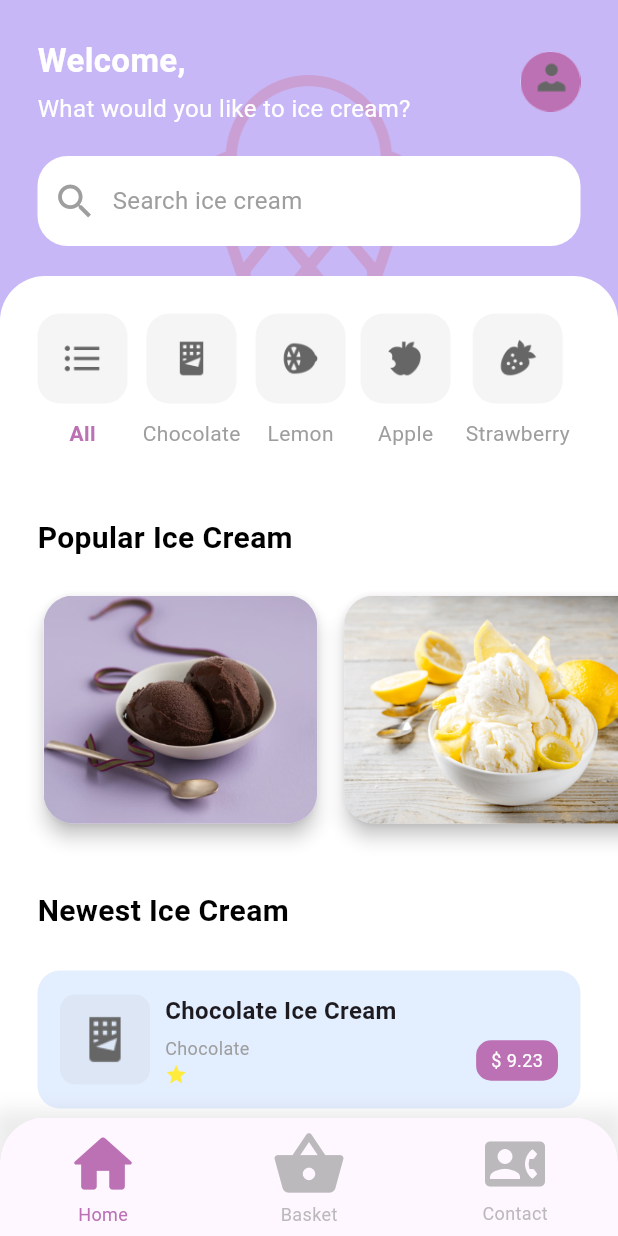
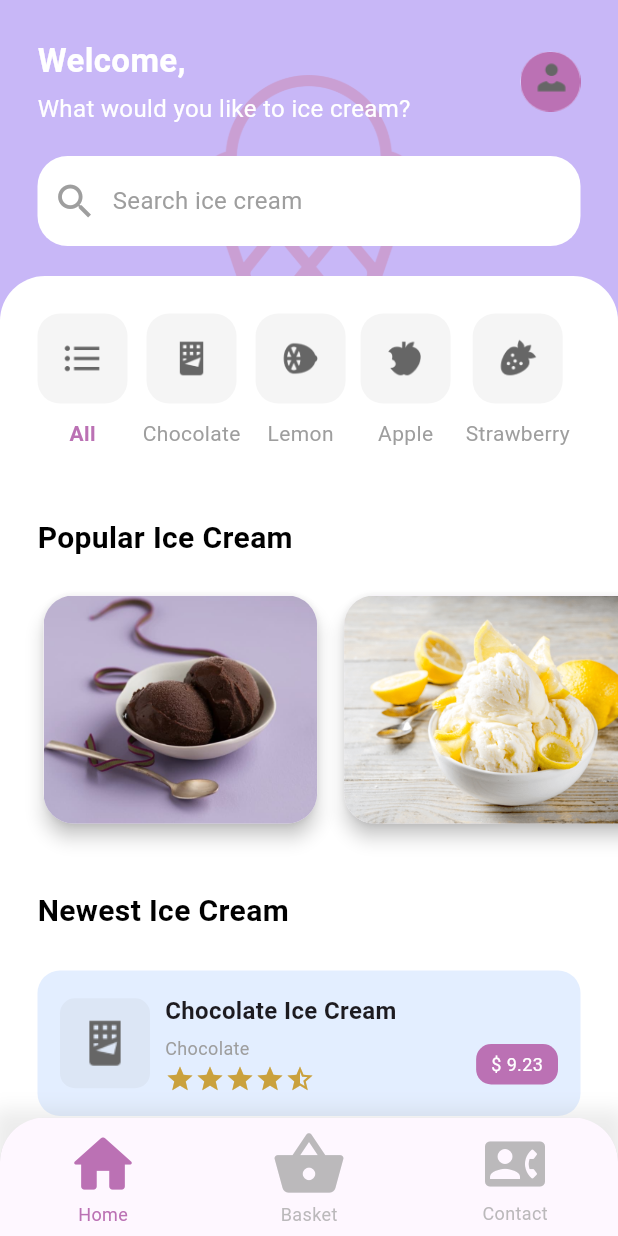
Before and after one commit to RomainDoyen/ice_creams, a Flutter app: the screen it shows after launch, on a phone screen of 412 x 824 dp. Run offline on Flutter 3.47's test engine with Material 3 defaults, Android fonts, the phone set to English and light mode, and no system bars; our stand-ins replace flutter_map, latlong2, readmore.

Commit message:
refactor(pages/home/widgets/newest.dart): Dynamically display the number of stars as a function of the rating, taking integers and decimals into account

```diff
--- a/lib/pages/home/widgets/newest.dart
+++ b/lib/pages/home/widgets/newest.dart
@@ -93,12 +93,33 @@ class _NewestIceCreamState extends State<NewestIceCream> {
                                   ),
                                 ),
                                 const SizedBox(height: 2),
-                                const Row(
-                                  children: [
-                                    Icon(Icons.star,
-                                        color: Colors.yellow, size: 15),
-                                  ],
-                                )
+                                Row(
+                                  children: List.generate(
+                                    5,
+                                    (index) {
+                                      if (index < icecream.rating.floor()) {
+                                        return const Icon(
+                                          Icons.star,
+                                          color: Color(0xFFCAA13D),
+                                          size: 20,
+                                        );
+                                      } else if (index == icecream.rating.floor()
+                                        && icecream.rating % 1 != 0) {
+                                        return const Icon(
+                                          Icons.star_half,
+                                          color: Color(0xFFCAA13D),
+                                          size: 20,
+                                        );
+                                      } else {
+                                        return const Icon(
+                                          Icons.star_border,
+                                          color: Color(0xFFCAA13D),
+                                          size: 20,
+                                        );
+                                      }
+                                    }
+                                  ),
+                                ),
                               ],
                             ),
                             Container(
```
